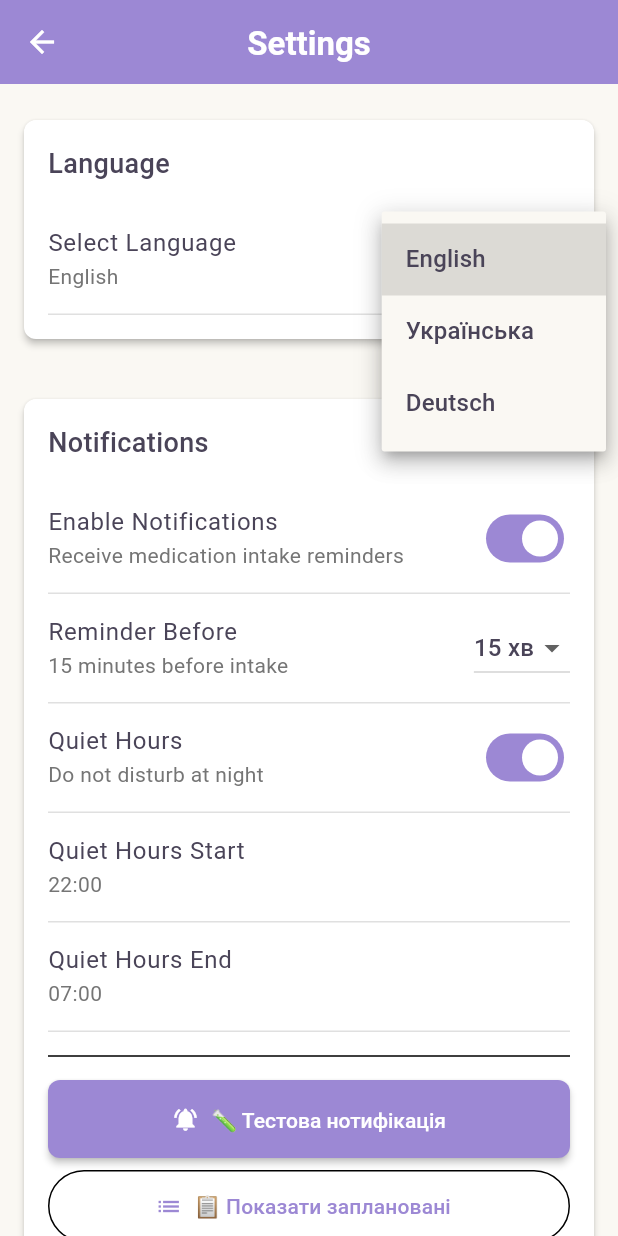
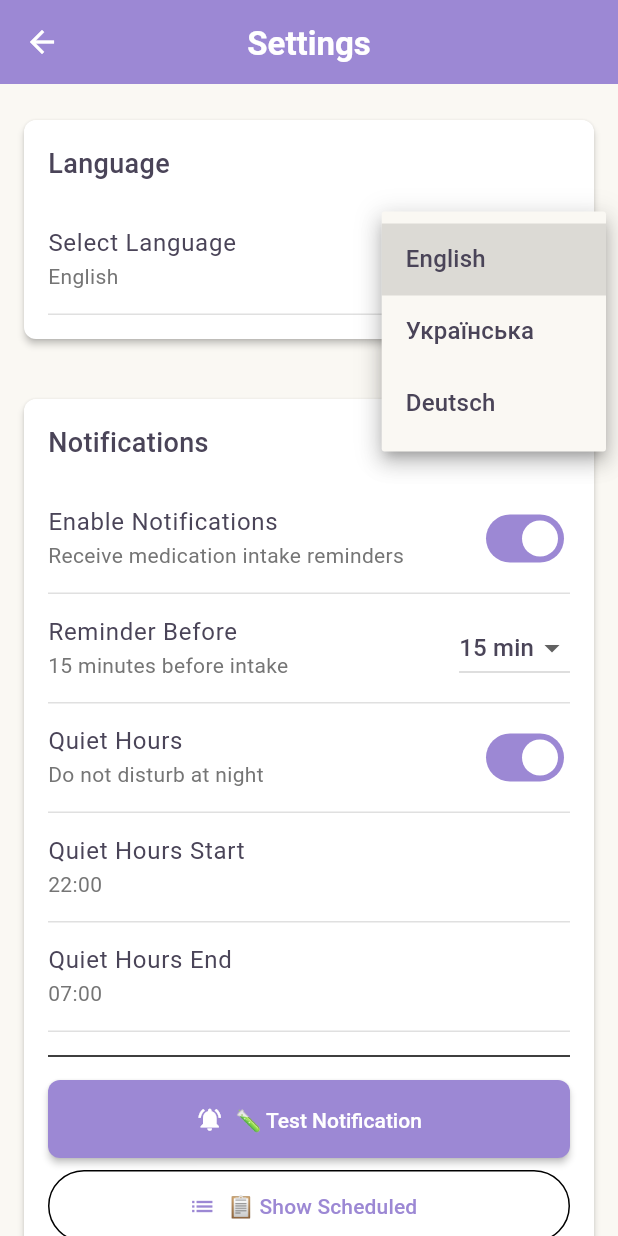
Before and after one commit to timapple12/PillBull, a Flutter app: the SettingsScreen screen opened directly, after a tap on "English", on a phone screen of 412 x 824 dp. Run offline on Flutter 3.47's test engine with Material 3 defaults, Android fonts, the phone set to English and light mode, and no system bars; our stand-ins replace drift, file_picker, flutter_local_notifications, flutter_riverpod, font_awesome_flutter, riverpod_annotation and 4 more; missing offline and left inert: sqlite3; accounts and stored records are empty; generated files the repository leaves out were written again.

Commit message:
* Make settings persistable

```diff
--- a/lib/features/settings/presentation/screens/settings_screen.dart
+++ b/lib/features/settings/presentation/screens/settings_screen.dart
@@ -3,6 +3,7 @@ import 'dart:io';
 import 'package:file_picker/file_picker.dart';
 import 'package:flutter/material.dart';
 import 'package:flutter_riverpod/flutter_riverpod.dart';
+import 'package:shared_preferences/shared_preferences.dart';
 import 'package:url_launcher/url_launcher.dart';
 
 import '../../../../core/constants/app_constants.dart';
@@ -28,6 +29,40 @@ class _SettingsScreenState extends ConsumerState<SettingsScreen> {
   TimeOfDay _quietHoursStart = const TimeOfDay(hour: 22, minute: 0);
   TimeOfDay _quietHoursEnd = const TimeOfDay(hour: 7, minute: 0);
   int _reminderMinutesBefore = 15;
+
+  @override
+  void initState() {
+    super.initState();
+    _loadSettings();
+  }
+
+  Future<void> _loadSettings() async {
+    final prefs = await SharedPreferences.getInstance();
+    setState(() {
+      _notificationsEnabled = prefs.getBool('notificationsEnabled') ?? true;
+      _quietHoursEnabled = prefs.getBool('quietHoursEnabled') ?? true;
+      _reminderMinutesBefore = prefs.getInt('reminderMinutesBefore') ?? 15;
+
+      final quietStartHour = prefs.getInt('quietHoursStartHour') ?? 22;
+      final quietStartMinute = prefs.getInt('quietHoursStartMinute') ?? 0;
+      _quietHoursStart = TimeOfDay(hour: quietStartHour, minute: quietStartMinute);
+
+      final quietEndHour = prefs.getInt('quietHoursEndHour') ?? 7;
+      final quietEndMinute = prefs.getInt('quietHoursEndMinute') ?? 0;
+      _quietHoursEnd = TimeOfDay(hour: quietEndHour, minute: quietEndMinute);
+    });
+  }
+
+  Future<void> _saveSettings() async {
+    final prefs = await SharedPreferences.getInstance();
+    await prefs.setBool('notificationsEnabled', _notificationsEnabled);
+    await prefs.setBool('quietHoursEnabled', _quietHoursEnabled);
+    await prefs.setInt('reminderMinutesBefore', _reminderMinutesBefore);
+    await prefs.setInt('quietHoursStartHour', _quietHoursStart.hour);
+    await prefs.setInt('quietHoursStartMinute', _quietHoursStart.minute);
+    await prefs.setInt('quietHoursEndHour', _quietHoursEnd.hour);
+    await prefs.setInt('quietHoursEndMinute', _quietHoursEnd.minute);
+  }
 
   @override
   Widget build(BuildContext context) {
@@ -114,6 +149,7 @@ class _SettingsScreenState extends ConsumerState<SettingsScreen> {
                   setState(() {
                     _notificationsEnabled = value;
                   });
+                  _saveSettings();
                 },
               ),
             ),
@@ -122,17 +158,18 @@ class _SettingsScreenState extends ConsumerState<SettingsScreen> {
               subtitle: l10n.minutesBeforeIntake(_reminderMinutesBefore),
               trailing: DropdownButton<int>(
                 value: _reminderMinutesBefore,
-                items: const [
-                  DropdownMenuItem(value: 5, child: Text('5 хв')),
-                  DropdownMenuItem(value: 10, child: Text('10 хв')),
-                  DropdownMenuItem(value: 15, child: Text('15 хв')),
-                  DropdownMenuItem(value: 30, child: Text('30 хв')),
+                items: [
+                  DropdownMenuItem(value: 5, child: Text(l10n.minutesShort(5))),
+                  DropdownMenuItem(value: 10, child: Text(l10n.minutesShort(10))),
+                  DropdownMenuItem(value: 15, child: Text(l10n.minutesShort(15))),
+                  DropdownMenuItem(value: 30, child: Text(l10n.minutesShort(30))),
                 ],
                 onChanged: (value) {
                   if (value != null) {
                     setState(() {
                       _reminderMinutesBefore = value;
                     });
+                    _saveSettings();
                   }
                 },
               ),
@@ -146,6 +183,7 @@ class _SettingsScreenState extends ConsumerState<SettingsScreen> {
                   setState(() {
                     _quietHoursEnabled = value;
                   });
+                  _saveSettings();
                 },
               ),
             ),
@@ -162,6 +200,7 @@ class _SettingsScreenState extends ConsumerState<SettingsScreen> {
                     setState(() {
                       _quietHoursStart = time;
                     });
+                    _saveSettings();
                   }
                 },
               ),
@@ -177,6 +216,7 @@ class _SettingsScreenState extends ConsumerState<SettingsScreen> {
                     setState(() {
                       _quietHoursEnd = time;
                     });
+                    _saveSettings();
                   }
                 },
               ),
@@ -184,19 +224,19 @@ class _SettingsScreenState extends ConsumerState<SettingsScreen> {
             const Divider(height: 32),
             ElevatedButton.icon(
               icon: const Icon(Icons.notifications_active),
-              label: const Text('🧪 Тестова нотифікація'),
+              label: Text('🧪 ${l10n.testNotification}'),
               style: ElevatedButton.styleFrom(
                 minimumSize: const Size(double.infinity, 48),
               ),
               onPressed: () async {
                 final notificationService = ref.read(notificationServiceProvider);
                 await notificationService.showImmediateNotification(
-                  title: '🧪 Тест',
-                  body: 'Нотифікації працюють правильно!',
+                  title: '🧪 ${l10n.test}',
+                  body: l10n.notificationsWorkingCorrectly,
                 );
                 if (mounted) {
                   ScaffoldMessenger.of(context).showSnackBar(
-                    const SnackBar(content: Text('✅ Тестова нотифікація відправлена')),
+                    SnackBar(content: Text('✅ ${l10n.testNotificationSent}')),
                   );
                 }
               },
@@ -204,7 +244,7 @@ class _SettingsScreenState extends ConsumerState<SettingsScreen> {
             const SizedBox(height: 8),
             OutlinedButton.icon(
               icon: const Icon(Icons.list),
-              label: const Text('📋 Показати заплановані'),
+              label: Text('📋 ${l10n.showScheduled}'),
               style: OutlinedButton.styleFrom(
                 minimumSize: const Size(double.infinity, 48),
               ),
@@ -213,7 +253,7 @@ class _SettingsScreenState extends ConsumerState<SettingsScreen> {
                 await notificationService.printAllPendingNotifications();
                 if (mounted) {
                   ScaffoldMessenger.of(context).showSnackBar(
-                    const SnackBar(content: Text('📋 Перевір логи в консолі')),
+                    SnackBar(content: Text('📋 ${l10n.checkLogsInConsole}')),
                   );
                 }
               },
--- a/lib/l10n/app_de.arb
+++ b/lib/l10n/app_de.arb
@@ -76,10 +76,17 @@
   "receiveReminders": "Erinnerungen für Medikamenteneinnahme erhalten",
   "reminderBefore": "Erinnerung vor",
   "minutesBeforeIntake": "{minutes} Minuten vor der Einnahme",
+  "minutesShort": "{minutes} Min",
   "quietHours": "Ruhezeiten",
   "doNotDisturbAtNight": "Nachts nicht stören",
   "quietHoursStart": "Ruhezeiten Beginn",
   "quietHoursEnd": "Ruhezeiten Ende",
+  "testNotification": "Testbenachrichtigung",
+  "test": "Test",
+  "notificationsWorkingCorrectly": "Benachrichtigungen funktionieren korrekt!",
+  "testNotificationSent": "Testbenachrichtigung gesendet",
+  "showScheduled": "Geplante anzeigen",
+  "checkLogsInConsole": "Protokolle in der Konsole überprüfen",
   "appearance": "Erscheinungsbild",
   "darkTheme": "Dunkles Design",
   "useDarkTheme": "Dunkles Design verwenden",
--- a/lib/l10n/app_en.arb
+++ b/lib/l10n/app_en.arb
@@ -316,6 +316,16 @@
       }
     }
   },
+  "minutesShort": "{minutes} min",
+  "@minutesShort": {
+    "description": "Short format for minutes",
+    "placeholders": {
+      "minutes": {
+        "type": "int",
+        "description": "Number of minutes"
+      }
+    }
+  },
   "quietHours": "Quiet Hours",
   "@quietHours": {
     "description": "Quiet hours setting"
@@ -331,6 +341,30 @@
   "quietHoursEnd": "Quiet Hours End",
   "@quietHoursEnd": {
     "description": "Quiet hours end setting"
+  },
+  "testNotification": "Test Notification",
+  "@testNotification": {
+    "description": "Test notification button"
+  },
+  "test": "Test",
+  "@test": {
+    "description": "Test"
+  },
+  "notificationsWorkingCorrectly": "Notifications are working correctly!",
+  "@notificationsWorkingCorrectly": {
+    "description": "Notifications working message"
+  },
+  "testNotificationSent": "Test notification sent",
+  "@testNotificationSent": {
+    "description": "Test notification sent message"
+  },
+  "showScheduled": "Show Scheduled",
+  "@showScheduled": {
+    "description": "Show scheduled notifications button"
+  },
+  "checkLogsInConsole": "Check logs in console",
+  "@checkLogsInConsole": {
+    "description": "Check logs message"
   },
   "appearance": "Appearance",
   "@appearance": {
```
Also changed, not shown: lib/l10n/app_uk.arb (+7 -0 lines), lib/generated/l10n/app_localizations.dart, lib/generated/l10n/app_localizations_de.dart, lib/generated/l10n/app_localizations_en.dart, lib/generated/l10n/app_localizations_uk.dart.
